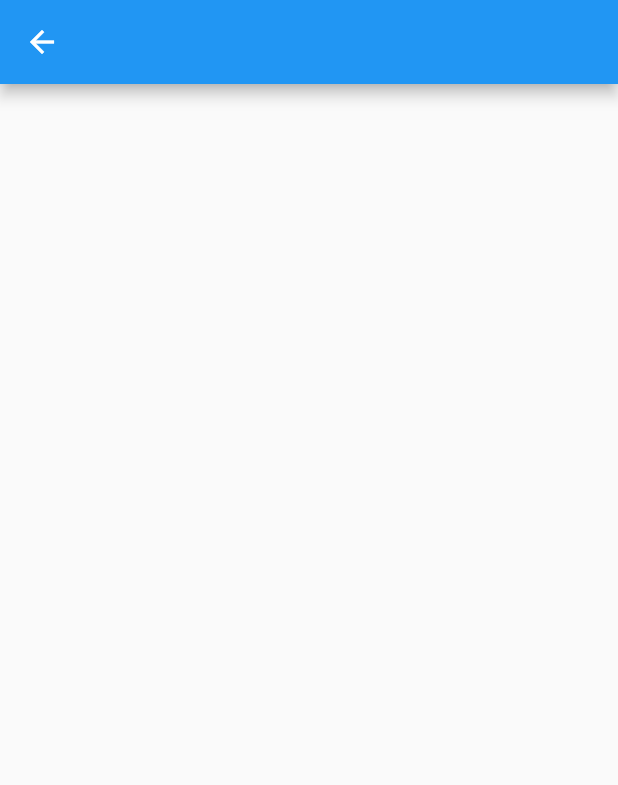
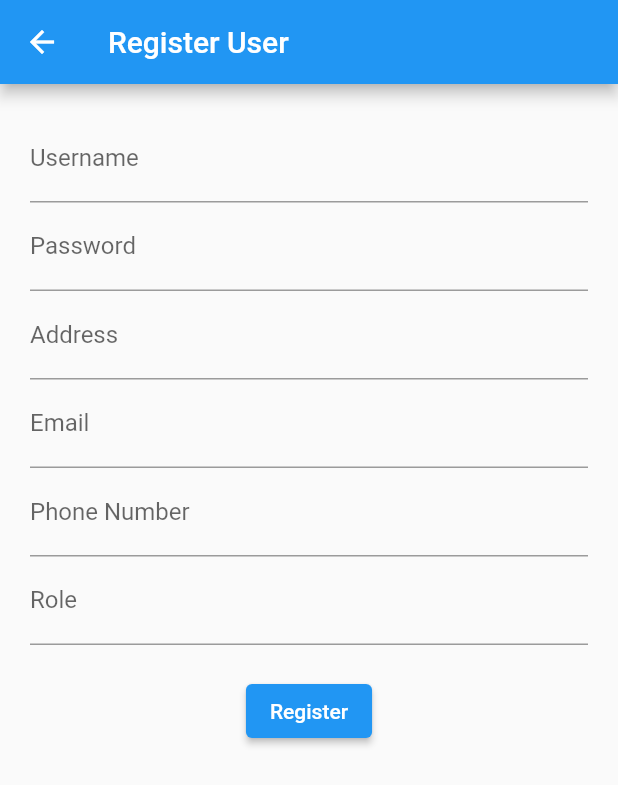
Before and after one commit to adyfp24/chiligrow-app-flutter, a Flutter app: the DetailRegist screen opened by its route, on a phone screen of 412 x 824 dp. Shown: the top 785 px of the screen. Run offline on Flutter 3.47's test engine with Material 2 defaults, Android fonts, the phone set to English and light mode, and no system bars; missing offline and left inert: dart:html.

Commit message:
feat: adding user provider

```diff
--- a/lib/main.dart
+++ b/lib/main.dart
@@ -18,6 +18,7 @@ class MyApp extends StatelessWidget {
     return MultiProvider(
       providers: [
         ChangeNotifierProvider(create: (_) => SensorProvider()),
+        ChangeNotifierProvider(create: (_) => UserProvider())
       ],
       child: MaterialApp(
         debugShowCheckedModeBanner: false,
--- a/lib/providers/provider.dart
+++ b/lib/providers/provider.dart
@@ -3,4 +3,6 @@ import 'dart:io';
 import 'package:chiligrow_app/models/model.dart';
 import 'package:flutter/material.dart';
 import 'package:http/http.dart' as http;
+
 part './sensor_provider.dart';
+part './user_provider.dart';
--- /dev/null
+++ b/lib/providers/user_provider.dart
@@ -0,0 +1,39 @@
+part of './provider.dart';
+
+class UserProvider extends ChangeNotifier {
+  late List<User> _users;
+  List<User> get users => _users;
+
+  bool _isLoading = false;
+  bool get isLoading => _isLoading;
+
+  Future<void> registerUser(User newUser) async {
+    _isLoading = true;
+    notifyListeners();
+
+    final url = Uri.parse('http://localhost:4000/api/v1/register');
+    try {
+      final response = await http.post(
+        url,
+        headers: <String, String>{
+          'Content-Type': 'application/json; charset=UTF-8',
+        },
+        body: jsonEncode(newUser.toJson()),
+      );
+      if (response.statusCode == 201) {
+        final responseData = json.decode(response.body);
+        print(responseData); // optional, for debugging
+        // Add new user to local list if registration successful
+        _users.add(User.fromJson(responseData));
+      } else {
+        throw Exception('Failed to register user');
+      }
+    } catch (e) {
+      print('Error registering user: $e');
+      throw Exception('Failed to register user');
+    }
+
+    _isLoading = false;
+    notifyListeners();
+  }
+}
--- a/lib/views/pages/auth/detail_regist.dart
+++ b/lib/views/pages/auth/detail_regist.dart
@@ -5,12 +5,75 @@ class DetailRegist extends StatelessWidget {
 
   @override
   Widget build(BuildContext context) {
+
+    final TextEditingController _usernameController = TextEditingController();
+    final TextEditingController _passwordController = TextEditingController();
+    final TextEditingController _addressController = TextEditingController();
+    final TextEditingController _emailController = TextEditingController();
+    final TextEditingController _phoneNumberController = TextEditingController();
+    final TextEditingController _roleController = TextEditingController();
+
     return Scaffold(
-      appBar: AppBar(),
-      body: Column(
-        children : [
-
-        ]
+      appBar: AppBar(
+        title: Text('Register User'),
+      ),
+      body: Padding(
+        padding: EdgeInsets.all(20),
+        child: Column(
+          children: [
+            TextField(
+              controller: _usernameController,
+              decoration: InputDecoration(labelText: 'Username'),
+            ),
+            TextField(
+              controller: _passwordController,
+              decoration: InputDecoration(labelText: 'Password'),
+              obscureText: true,
+            ),
+            TextField(
+              controller: _addressController,
+              decoration: InputDecoration(labelText: 'Address'),
+            ),
+            TextField(
+              controller: _emailController,
+              decoration: InputDecoration(labelText: 'Email'),
+            ),
+            TextField(
+              controller: _phoneNumberController,
+              decoration: InputDecoration(labelText: 'Phone Number'),
+            ),
+            TextField(
+              controller: _roleController,
+              decoration: InputDecoration(labelText: 'Role'),
+            ),
+            SizedBox(height: 20),
+            ElevatedButton(
+              onPressed: () {
+                final newUser = User(
+                  idUser: 0, // You may adjust this according to your backend requirements
+                  username: _usernameController.text,
+                  password: _passwordController.text,
+                  alamat: _addressController.text,
+                  email: _emailController.text,
+                  noHP: _phoneNumberController.text,
+                  role: _roleController.text,
+                );
+                Provider.of<UserProvider>(context, listen: false)
+                    .registerUser(newUser)
+                    .then((_) {
+                  ScaffoldMessenger.of(context).showSnackBar(
+                    SnackBar(content: Text('User registered successfully')),
+                  );
+                }).catchError((error) {
+                  ScaffoldMessenger.of(context).showSnackBar(
+                    SnackBar(content: Text('Failed to register user')),
+                  );
+                });
+              },
+              child: Text('Register'),
+            ),
+          ],
+        ),
       ),
     );
   }
--- a/lib/views/pages/page.dart
+++ b/lib/views/pages/page.dart
@@ -1,8 +1,10 @@
 import 'dart:html';
-
 import 'package:chiligrow_app/views/fragments/fragment.dart';
 import 'package:flutter/gestures.dart';
+import 'package:chiligrow_app/models/model.dart';
 import 'package:flutter/material.dart';
+import 'package:provider/provider.dart';
+import 'package:chiligrow_app/providers/provider.dart';
 
 part 'homepage.dart';
 part 'auth/register.dart';
```
Also changed, not shown: lib/providers/auth_provider.dart (deleted), lib/views/pages/homepage.dart (line endings or trailing spaces).
